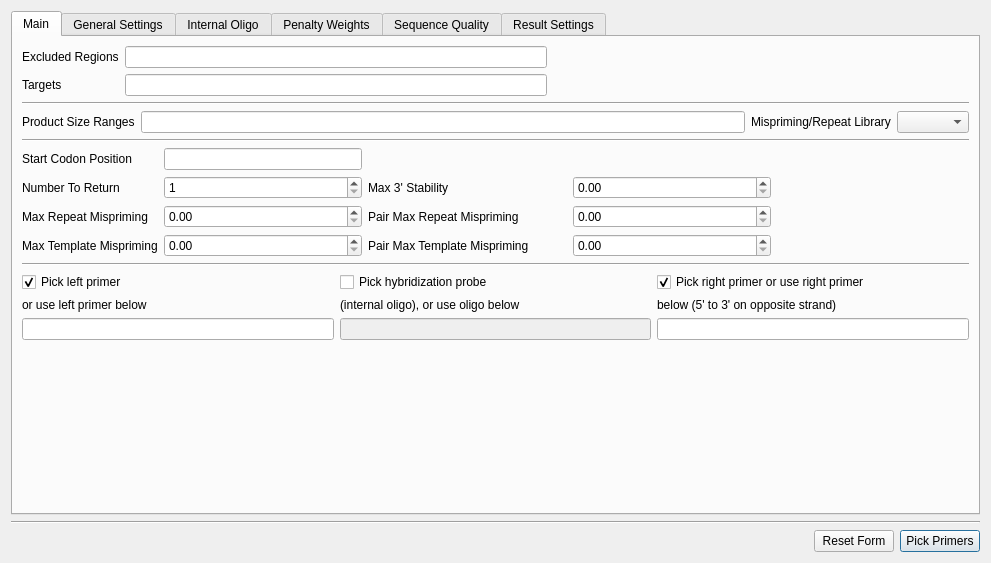
First picture: the form in src/plugins_3rdparty/primer3/src/ui/Primer3Dialog.ui, repository dualword/ugene-qt4, before the edit.
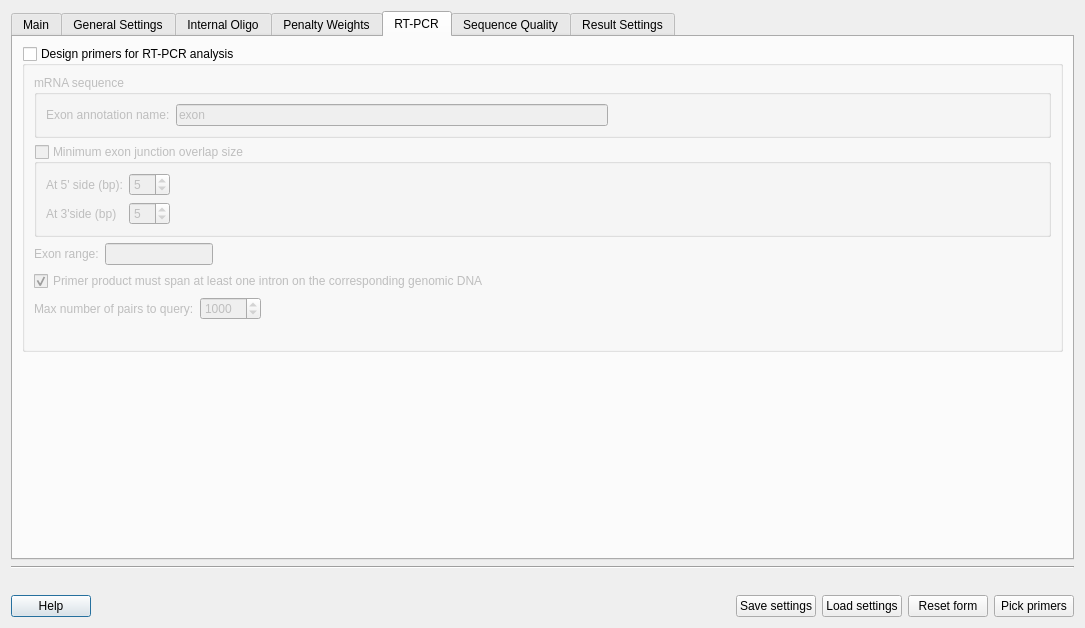
Second picture: the form after the edit. The open tabs and pages were chosen to show the change.

```diff
--- a/src/plugins_3rdparty/primer3/src/ui/Primer3Dialog.ui
+++ b/src/plugins_3rdparty/primer3/src/ui/Primer3Dialog.ui
@@ -6,8 +6,8 @@
    <rect>
     <x>0</x>
     <y>0</y>
-    <width>991</width>
-    <height>563</height>
+    <width>1085</width>
+    <height>628</height>
    </rect>
   </property>
   <property name="sizePolicy">
@@ -41,7 +41,7 @@
          <item row="0" column="0">
           <widget class="QLabel" name="label_EXCLUDED_REGION">
            <property name="text">
-            <string>Excluded Regions</string>
+            <string>Excluded regions</string>
            </property>
           </widget>
          </item>
@@ -98,7 +98,7 @@
          <item row="0" column="0">
           <widget class="QLabel" name="label_PRIMER_PRODUCT_SIZE_RANGE">
            <property name="text">
-            <string>Product Size Ranges</string>
+            <string>Product size ranges</string>
            </property>
           </widget>
          </item>
@@ -108,7 +108,7 @@
          <item row="0" column="2">
           <widget class="QLabel" name="label_PRIMER_MISPRIMING_LIBRARY">
            <property name="text">
-            <string>Mispriming/Repeat Library</string>
+            <string>Mispriming/Repeat library</string>
            </property>
           </widget>
          </item>
@@ -133,42 +133,42 @@
          <item row="1" column="0">
           <widget class="QLabel" name="label_PRIMER_NUM_RETURN">
            <property name="text">
-            <string>Number To Return</string>
+            <string>Number to return</string>
            </property>
           </widget>
          </item>
          <item row="2" column="0">
           <widget class="QLabel" name="label_PRIMER_MAX_MISPRIMING">
            <property name="text">
-            <string>Max Repeat Mispriming</string>
+            <string>Max repeat mispriming</string>
            </property>
           </widget>
          </item>
          <item row="3" column="0">
           <widget class="QLabel" name="label_PRIMER_MAX_TEMPLATE_MISPRIMING">
            <property name="text">
-            <string>Max Template Mispriming</string>
+            <string>Max template mispriming</string>
            </property>
           </widget>
          </item>
          <item row="1" column="2">
           <widget class="QLabel" name="label_PRIMER_MAX_END_STABILITY">
            <property name="text">
-            <string>Max 3' Stability</string>
+            <string>Max 3' stability</string>
            </property>
           </widget>
          </item>
          <item row="2" column="2">
           <widget class="QLabel" name="label_PRIMER_PAIR_MAX_MISPRIMING">
            <property name="text">
-            <string>Pair Max Repeat Mispriming</string>
+            <string>Pair max repeat mispriming</string>
            </property>
           </widget>
          </item>
          <item row="3" column="2">
           <widget class="QLabel" name="label_PRIMER_PAIR_MAX_TEMPLATE_MISPRIMING">
            <property name="text">
-            <string>Pair Max Template Mispriming</string>
+            <string>Pair max template mispriming</string>
            </property>
           </widget>
          </item>
@@ -211,52 +211,6 @@
            </property>
           </spacer>
          </item>
-         <item row="0" column="0">
-          <widget class="QLabel" name="label_PRIMER_START_CODON_POSITION">
-           <property name="text">
-            <string>Start Codon Position</string>
-           </property>
-          </widget>
-         </item>
-         <item row="0" column="2">
-          <spacer name="horizontalSpacer_29">
-           <property name="orientation">
-            <enum>Qt::Horizontal</enum>
-           </property>
-           <property name="sizeHint" stdset="0">
-            <size>
-             <width>40</width>
-             <height>20</height>
-            </size>
-           </property>
-          </spacer>
-         </item>
-         <item row="0" column="3">
-          <spacer name="horizontalSpacer_28">
-           <property name="orientation">
-            <enum>Qt::Horizontal</enum>
-           </property>
-           <property name="sizeHint" stdset="0">
-            <size>
-             <width>40</width>
-             <height>20</height>
-            </size>
-           </property>
-          </spacer>
-         </item>
-         <item row="0" column="4">
-          <spacer name="horizontalSpacer_33">
-           <property name="orientation">
-            <enum>Qt::Horizontal</enum>
-           </property>
-           <property name="sizeHint" stdset="0">
-            <size>
-             <width>40</width>
-             <height>20</height>
-            </size>
-           </property>
-          </spacer>
-         </item>
          <item row="1" column="1">
           <widget class="QSpinBox" name="edit_PRIMER_NUM_RETURN">
            <property name="sizePolicy">
@@ -338,8 +292,58 @@
            </property>
           </widget>
          </item>
-         <item row="0" column="1">
-          <widget class="QLineEdit" name="edit_PRIMER_START_CODON_POSITION"/>
+         <item row="5" column="0">
+          <widget class="QLabel" name="label_PRIMER_START_CODON_POSITION">
+           <property name="text">
+            <string>Start codon position</string>
+           </property>
+          </widget>
+         </item>
+         <item row="5" column="1">
+          <widget class="QLineEdit" name="edit_PRIMER_START_CODON_POSITION">
+           <property name="toolTip">
+            <string>&lt;html&gt;&lt;head/&gt;&lt;body&gt;&lt;p&gt;Index of the first base of a start codon.&lt;/p&gt;&lt;p&gt;This parameter allows Primer3 to select primer pairs to create in-frame amplicons e.g. to create a template for a fusion protein. Primer3 will attempt to select an in-frame left primer, ideally starting at or to the left of the start codon, or to the right if necessary. Negative values of this parameter are legal if the actual start codon is to the left of available sequence. If this parameter is non-negative Primer3 signals an error if the codon at the position specified by this parameter is not an ATG. A value less than or equal to -10^6 indicates that Primer3 should ignore this parameter. Primer3 selects the position of the right primer by scanning right from the left primer for a stop codon. Ideally the right primer will end at or after the stop codon.&lt;/p&gt;&lt;p&gt;This parameter should be considered EXPERIMENTAL. Please check the output carefully; some erroneous inputs might cause an error in Primer3.&lt;/p&gt;&lt;/body&gt;&lt;/html&gt;</string>
+           </property>
+          </widget>
+         </item>
+         <item row="5" column="2">
+          <spacer name="horizontalSpacer_29">
+           <property name="orientation">
+            <enum>Qt::Horizontal</enum>
+           </property>
+           <property name="sizeHint" stdset="0">
+            <size>
+             <width>40</width>
+             <height>20</height>
+            </size>
+           </property>
+          </spacer>
+         </item>
+         <item row="5" column="3">
+          <spacer name="horizontalSpacer_28">
+           <property name="orientation">
+            <enum>Qt::Horizontal</enum>
+           </property>
+           <property name="sizeHint" stdset="0">
+            <size>
+             <width>40</width>
+             <height>20</height>
+            </size>
+           </property>
+          </spacer>
+         </item>
+         <item row="5" column="4">
+          <spacer name="horizontalSpacer_33">
+           <property name="orientation">
+            <enum>Qt::Horizontal</enum>
+           </property>
+           <property name="sizeHint" stdset="0">
+            <size>
+             <width>40</width>
+             <height>20</height>
+            </size>
+           </property>
+          </spacer>
          </item>
         </layout>
        </item>
@@ -388,7 +392,7 @@
             <bool>true</bool>
            </property>
            <property name="text">
-            <string>Pick hybridization probe</string>
+            <string>Pick hybridization probe (internal oligo)</string>
            </property>
            <property name="checkable">
             <bool>true</bool>
@@ -401,7 +405,7 @@
          <item row="1" column="1">
           <widget class="QLabel" name="label_35">
            <property name="text">
-            <string>(internal oligo), or use oligo below</string>
+            <string>or use oligo below</string>
            </property>
           </widget>
          </item>
@@ -421,7 +425,7 @@
             <bool>false</bool>
            </property>
            <property name="text">
-            <string>Pick right primer or use right primer</string>
+            <string>Pick right primer</string>
            </property>
            <property name="checked">
             <bool>true</bool>
@@ -434,7 +438,7 @@
          <item row="1" column="2">
           <widget class="QLabel" name="label_36">
            <property name="text">
-            <string>below (5' to 3' on opposite strand)</string>
+            <string>or use right primer below (5' to 3' on opposite strand)</string>
            </property>
           </widget>
          </item>
@@ -2751,6 +2755,246 @@
        </item>
       </layout>
      </widget>
+     <widget class="QWidget" name="tab_spanIntronExon">
+      <attribute name="title">
+       <string>RT-PCR</string>
+      </attribute>
+      <attribute name="toolTip">
+       <string>&lt;html&gt;&lt;head/&gt;&lt;body&gt;&lt;p&gt;In this section user can specify if primer product must overlap exon-exon junction or span intron. This only applies when designing primers for a cDNA (mRNA) sequence with annotated exons.&lt;/p&gt;&lt;/body&gt;&lt;/html&gt;</string>
+      </attribute>
+      <layout class="QVBoxLayout" name="verticalLayout_9">
+       <item>
+        <widget class="QGroupBox" name="spanIntronExonBox">
+         <property name="toolTip">
+          <string>&lt;html&gt;&lt;head/&gt;&lt;body&gt;&lt;p&gt;This feature allows to specify if primer product must span intron-exon boundaries.&lt;/p&gt;&lt;p&gt;Checking this option will result in ignoring &lt;span style=&quot; font-style:italic;&quot;&gt;Excluded&lt;/span&gt; and &lt;span style=&quot; font-style:italic;&quot;&gt;Target Regions&lt;/span&gt; from Main section.&lt;/p&gt;&lt;/body&gt;&lt;/html&gt;</string>
+         </property>
+         <property name="title">
+          <string>Design primers for RT-PCR analysis</string>
+         </property>
+         <property name="checkable">
+          <bool>true</bool>
+         </property>
+         <property name="checked">
+          <bool>false</bool>
+         </property>
+         <layout class="QVBoxLayout" name="verticalLayout_8">
+          <item>
+           <widget class="QGroupBox" name="groupBox_3">
+            <property name="title">
+             <string>mRNA sequence</string>
+            </property>
+            <layout class="QVBoxLayout" name="verticalLayout_10">
+             <item>
+              <layout class="QHBoxLayout" name="horizontalLayout_5">
+               <item>
+                <widget class="QLabel" name="label_9">
+                 <property name="text">
+                  <string>Exon annotation name:</string>
+                 </property>
+                </widget>
+               </item>
+               <item>
+                <widget class="QLineEdit" name="exonNameEdit">
+                 <property name="toolTip">
+                  <string>&lt;html&gt;&lt;head/&gt;&lt;body&gt;&lt;p&gt;The name of the annotation which defines the exons in the mRNA sequence.&lt;/p&gt;&lt;/body&gt;&lt;/html&gt;</string>
+                 </property>
+                 <property name="text">
+                  <string>exon</string>
+                 </property>
+                </widget>
+               </item>
+               <item>
+                <spacer name="horizontalSpacer_9">
+                 <property name="orientation">
+                  <enum>Qt::Horizontal</enum>
+                 </property>
+                 <property name="sizeHint" stdset="0">
+                  <size>
+                   <width>40</width>
+                   <height>20</height>
+                  </size>
+                 </property>
+                </spacer>
+               </item>
+              </layout>
+             </item>
+            </layout>
+           </widget>
+          </item>
+          <item>
+           <widget class="QGroupBox" name="spanJunctionBox">
+            <property name="title">
+             <string>Minimum exon junction overlap size</string>
+            </property>
+            <property name="checkable">
+             <bool>true</bool>
+            </property>
+            <property name="checked">
+             <bool>false</bool>
+            </property>
+            <layout class="QGridLayout" name="gridLayout_16">
+             <item row="0" column="0">
+              <widget class="QLabel" name="label_83">
+               <property name="text">
+                <string>At 5' side (bp):</string>
+               </property>
+              </widget>
+             </item>
+             <item row="0" column="1">
+              <widget class="QSpinBox" name="leftOverlapSizeSpinBox">
+               <property name="minimum">
+                <number>1</number>
+               </property>
+               <property name="value">
+                <number>5</number>
+               </property>
+              </widget>
+             </item>
+             <item row="0" column="2" rowspan="2">
+              <spacer name="horizontalSpacer_36">
+               <property name="orientation">
+                <enum>Qt::Horizontal</enum>
+               </property>
+               <property name="sizeHint" stdset="0">
+                <size>
+                 <width>760</width>
+                 <height>20</height>
+                </size>
+               </property>
+              </spacer>
+             </item>
+             <item row="1" column="0">
+              <widget class="QLabel" name="label_84">
+               <property name="text">
+                <string>At 3'side (bp)</string>
+               </property>
+              </widget>
+             </item>
+             <item row="1" column="1">
+              <widget class="QSpinBox" name="rightOverlapSizeSpinBox">
+               <property name="minimum">
+                <number>1</number>
+               </property>
+               <property name="value">
+                <number>5</number>
+               </property>
+              </widget>
+             </item>
+            </layout>
+           </widget>
+          </item>
+          <item>
+           <layout class="QHBoxLayout" name="horizontalLayout_8">
+            <item>
+             <widget class="QLabel" name="label_82">
+              <property name="text">
+               <string>Exon range:</string>
+              </property>
+             </widget>
+            </item>
+            <item>
+             <widget class="QLineEdit" name="exonRangeEdit">
+              <property name="sizePolicy">
+               <sizepolicy hsizetype="Fixed" vsizetype="Fixed">
+                <horstretch>0</horstretch>
+                <verstretch>0</verstretch>
+               </sizepolicy>
+              </property>
+              <property name="toolTip">
+               <string>&lt;html&gt;&lt;head/&gt;&lt;body&gt;&lt;p&gt;If the range is set, primer search will be restricted to selected exons. For example:&lt;/p&gt;&lt;p&gt;&lt;span style=&quot; font-weight:600;&quot;&gt;1-5&lt;/span&gt;&lt;/p&gt;&lt;p&gt;If the range is larger than actual exon range or the starting exon number exceeds number of exons, error message is shown. &lt;/p&gt;&lt;/body&gt;&lt;/html&gt;</string>
+              </property>
+             </widget>
+            </item>
+            <item>
+             <spacer name="horizontalSpacer_37">
+              <property name="orientation">
+               <enum>Qt::Horizontal</enum>
+              </property>
+              <property name="sizeHint" stdset="0">
+               <size>
+                <width>40</width>
+                <height>20</height>
+               </size>
+              </property>
+             </spacer>
+            </item>
+           </layout>
+          </item>
+          <item>
+           <widget class="QCheckBox" name="spanIntronCheckBox">
+            <property name="text">
+             <string>Primer product must span at least one intron on the corresponding genomic DNA</string>
+            </property>
+            <property name="checked">
+             <bool>true</bool>
+            </property>
+           </widget>
+          </item>
+          <item>
+           <layout class="QHBoxLayout" name="horizontalLayout_7">
+            <item>
+             <widget class="QLabel" name="label_10">
+              <property name="text">
+               <string>Max number of pairs to query:</string>
+              </property>
+             </widget>
+            </item>
+            <item>
+             <widget class="QSpinBox" name="maxPairsBox">
+              <property name="toolTip">
+               <string>&lt;html&gt;&lt;head/&gt;&lt;body&gt;&lt;p&gt;This number of found primer pairs wil bel queried to check if they fullfill the requirements for RTPCR.&lt;/p&gt;&lt;/body&gt;&lt;/html&gt;</string>
+              </property>
+              <property name="minimum">
+               <number>100</number>
+              </property>
+              <property name="maximum">
+               <number>10000</number>
+              </property>
+              <property name="value">
+               <number>1000</number>
+              </property>
+             </widget>
+            </item>
+            <item>
+             <spacer name="horizontalSpacer_17">
+              <property name="orientation">
+               <enum>Qt::Horizontal</enum>
+              </property>
+              <property name="sizeHint" stdset="0">
+               <size>
+                <width>40</width>
+                <height>20</height>
+               </size>
+              </property>
+             </spacer>
+            </item>
+           </layout>
+          </item>
+          <item>
+           <widget class="QLabel" name="warningLabel">
+            <property name="text">
+             <string/>
+            </property>
+           </widget>
+          </item>
+         </layout>
+        </widget>
+       </item>
+       <item>
+        <spacer name="verticalSpacer_7">
+         <property name="orientation">
+          <enum>Qt::Vertical</enum>
+         </property>
+         <property name="sizeHint" stdset="0">
+          <size>
+           <width>20</width>
+           <height>40</height>
+          </size>
+         </property>
+        </spacer>
+       </item>
+      </layout>
+     </widget>
      <widget class="QWidget" name="tab_SequenceQuality">
       <attribute name="title">
        <string>Sequence Quality</string>
@@ -2902,26 +3146,55 @@
        </property>
       </spacer>
      </item>
+    </layout>
+   </item>
+   <item>
+    <layout class="QHBoxLayout" name="horizontalLayout_6">
      <item>
-      <widget class="QPushButton" name="pbReset">
+      <widget class="QPushButton" name="helpButton">
        <property name="text">
-        <string>Reset Form</string>
+        <string>Help</string>
        </property>
       </widget>
      </item>
      <item>
-      <widget class="QPushButton" name="pbPick">
+      <spacer name="horizontalSpacer_14">
+       <property name="orientation">
+        <enum>Qt::Horizontal</enum>
+       </property>
+       <property name="sizeHint" stdset="0">
+        <size>
+         <width>40</width>
+         <height>20</height>
+        </size>
+       </property>
+      </spacer>
+     </item>
+     <item>
+      <widget class="QPushButton" name="saveSettingsButton">
        <property name="text">
-        <string>Pick Primers</string>
+        <string>Save settings</string>
        </property>
-       <property name="autoDefault">
-        <bool>true</bool>
+      </widget>
+     </item>
+     <item>
+      <widget class="QPushButton" name="loadSettingsButton">
+       <property name="text">
+        <string>Load settings</string>
        </property>
-       <property name="default">
-        <bool>true</bool>
+      </widget>
+     </item>
+     <item>
+      <widget class="QPushButton" name="resetButton">
+       <property name="text">
+        <string>Reset form</string>
        </property>
-       <property name="flat">
-        <bool>false</bool>
+      </widget>
+     </item>
+     <item>
+      <widget class="QPushButton" name="pickPrimersButton">
+       <property name="text">
+        <string>Pick primers</string>
        </property>
       </widget>
      </item>
```
Left out of the diff: 740 changed lines with no effect on the pictures.
